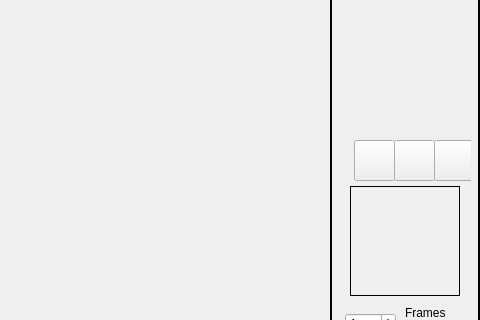
The window that A7/mainwindow.ui (University-of-Utah-CS3505/a8-sprite-editor-f19-Mattmathics) describes before a commit, drawn with Qt 5; both pictures show x 800 to 1280 and y 260 to 580 of the 1280 by 742 pixel window.
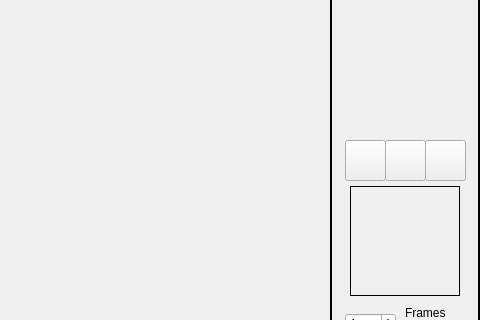
The same window after the commit. Icons and pictures are not drawn.

```diff
--- a/A7/mainwindow.ui
+++ b/A7/mainwindow.ui
@@ -335,7 +335,7 @@
     <widget class="QPushButton" name="actualSizeButton">
      <property name="geometry">
       <rect>
-       <x>94</x>
+       <x>85</x>
        <y>20</y>
        <width>41</width>
        <height>41</height>
@@ -406,7 +406,7 @@
     <widget class="QPushButton" name="pauseButton">
      <property name="geometry">
       <rect>
-       <x>54</x>
+       <x>45</x>
        <y>20</y>
        <width>41</width>
        <height>41</height>
@@ -419,7 +419,7 @@
     <widget class="QPushButton" name="playButton">
      <property name="geometry">
       <rect>
-       <x>14</x>
+       <x>5</x>
        <y>20</y>
        <width>41</width>
        <height>41</height>
```
